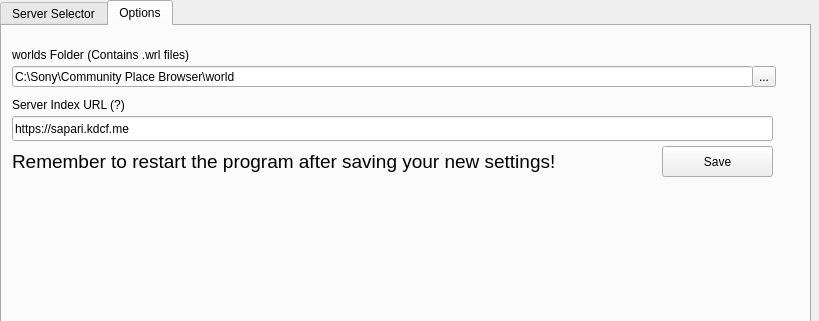
Qt form MainWindow.ui (KodiCraft/KISS) before a commit; both pictures show x 0 to 819 and y 0 to 321 of the 819 by 568 pixel window.
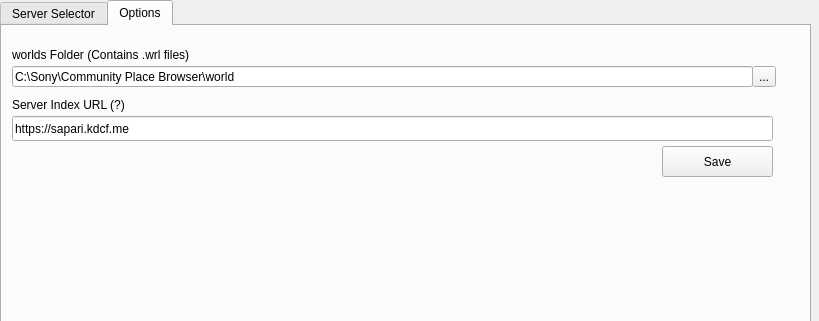
The same form after that commit. The open tabs and pages were chosen to show the change.

Commit message: Settings now hot-reload when saved

The edit to the form file:
```diff
--- a/MainWindow.ui
+++ b/MainWindow.ui
@@ -317,24 +317,6 @@
        <string>Save</string>
       </property>
      </widget>
-     <widget class="QLabel" name="label_6">
-      <property name="geometry">
-       <rect>
-        <x>10</x>
-        <y>120</y>
-        <width>641</width>
-        <height>31</height>
-       </rect>
-      </property>
-      <property name="font">
-       <font>
-        <pointsize>14</pointsize>
-       </font>
-      </property>
-      <property name="text">
-       <string>Remember to restart the program after saving your new settings!</string>
-      </property>
-     </widget>
     </widget>
    </widget>
   </widget>
```
The commit also changes 5 other files.
